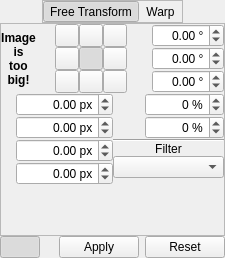
This is krita/plugins/tools/tool_transform2/wdg_tool_transform.ui in KDE/krita as Qt 5 draws it before an edit. The edited form follows.
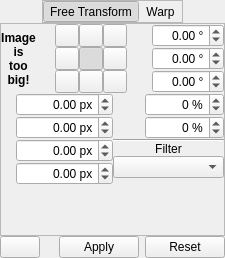
This is the edited form. Custom widgets are drawn as their Qt base class.

Commit message: don't show the decorations by default

What changed in the file:
```diff
--- a/krita/plugins/tools/tool_transform2/wdg_tool_transform.ui
+++ b/krita/plugins/tools/tool_transform2/wdg_tool_transform.ui
@@ -1119,7 +1119,7 @@
         <bool>true</bool>
        </property>
        <property name="checked">
-        <bool>true</bool>
+        <bool>false</bool>
        </property>
       </widget>
      </item>
```
